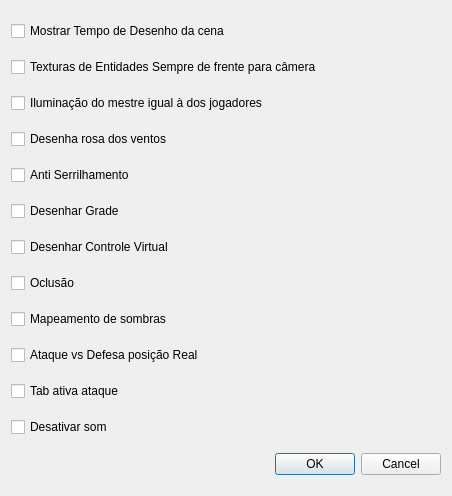
First picture: the form in ifg/qt/ui/opcoes.ui, repository matferib/tabuleiro-virtual, before the edit.
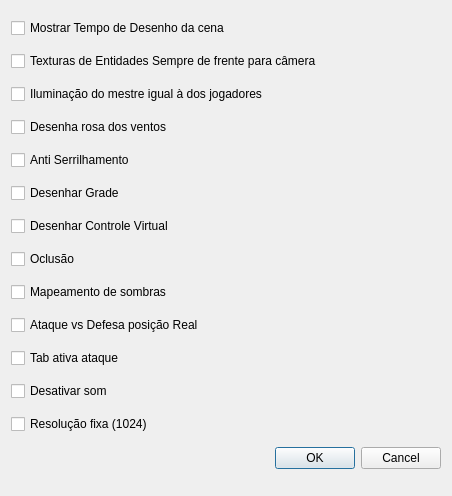
Second picture: the form after the edit.

Commit message: UI para resolucao fixa

```diff
--- a/ifg/qt/ui/opcoes.ui
+++ b/ifg/qt/ui/opcoes.ui
@@ -98,6 +98,13 @@
      </property>
     </widget>
    </item>
+   <item>
+    <widget class="QCheckBox" name="checkbox_resolucao_fixa">
+     <property name="text">
+      <string>Resolução fixa (1024)</string>
+     </property>
+    </widget>
+   </item>
    <item>
     <widget class="QDialogButtonBox" name="buttonBox">
      <property name="orientation">
```
The commit also changes 8 other files.
